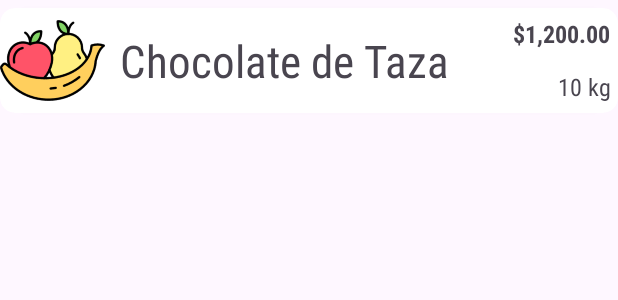
After one commit to suka97/SuperAhorro, an Android app: the layout shop_item.xml on its own in the app's theme, with its tools: preview values and no code run, on a phone screen of 412 x 824 dp. The commit adds this screen. Shown: the top 300 px of the screen. Run offline under Robolectric (Android 15) with nearby library versions, the phone set to English and light mode, and no system bars.

Commit message:
more xml

```diff
--- a/app/src/main/res/layout/activity_login.xml
+++ b/app/src/main/res/layout/activity_login.xml
@@ -6,4 +6,16 @@
     android:layout_height="match_parent"
     tools:context=".activities.LoginActivity">
 
+    <androidx.fragment.app.FragmentContainerView
+        android:id="@+id/navhost_login"
+        android:name="androidx.navigation.fragment.NavHostFragment"
+        android:layout_width="match_parent"
+        android:layout_height="0dp"
+        app:defaultNavHost="true"
+        app:layout_constraintBottom_toBottomOf="parent"
+        app:layout_constraintEnd_toEndOf="parent"
+        app:layout_constraintStart_toStartOf="parent"
+        app:layout_constraintTop_toTopOf="parent"
+        app:navGraph="@navigation/login_navgraph" />
+
 </androidx.constraintlayout.widget.ConstraintLayout>
--- a/app/src/main/res/layout/activity_splash.xml
+++ b/app/src/main/res/layout/activity_splash.xml
@@ -6,4 +6,13 @@
     android:layout_height="match_parent"
     tools:context=".activities.SplashActivity">
 
+    <ImageView
+        android:id="@+id/imageView"
+        android:layout_width="wrap_content"
+        android:layout_height="wrap_content"
+        app:layout_constraintBottom_toBottomOf="parent"
+        app:layout_constraintEnd_toEndOf="parent"
+        app:layout_constraintStart_toStartOf="parent"
+        app:layout_constraintTop_toTopOf="parent"
+        app:srcCompat="@drawable/default_item" />
 </androidx.constraintlayout.widget.ConstraintLayout>
--- /dev/null
+++ b/app/src/main/res/layout/shop_item.xml
@@ -0,0 +1,73 @@
+<?xml version="1.0" encoding="utf-8"?>
+<androidx.cardview.widget.CardView xmlns:android="http://schemas.android.com/apk/res/android"
+    xmlns:app="http://schemas.android.com/apk/res-auto"
+    xmlns:tools="http://schemas.android.com/tools"
+    android:id="@+id/cardItem"
+    android:layout_width="match_parent"
+    android:layout_height="wrap_content"
+    android:layout_marginVertical="5dp"
+    app:cardCornerRadius="10dp">
+
+    <androidx.constraintlayout.widget.ConstraintLayout
+        android:layout_width="match_parent"
+        android:layout_height="match_parent">
+
+        <ImageView
+            android:id="@+id/img_item"
+            android:layout_width="70dp"
+            android:layout_height="70dp"
+            android:layout_weight="1"
+            app:layout_constraintBottom_toBottomOf="parent"
+            app:layout_constraintStart_toStartOf="parent"
+            app:layout_constraintTop_toTopOf="parent"
+            tools:srcCompat="@drawable/default_item" />
+
+        <LinearLayout
+            android:id="@+id/linearLayout"
+            android:layout_width="70dp"
+            android:layout_height="0dp"
+            android:layout_marginEnd="5dp"
+            android:orientation="vertical"
+            android:weightSum="2"
+            app:layout_constraintBottom_toBottomOf="parent"
+            app:layout_constraintEnd_toEndOf="parent"
+            app:layout_constraintTop_toTopOf="parent">
+
+            <TextView
+                android:id="@+id/txtPrice_item"
+                android:layout_width="match_parent"
+                android:layout_height="wrap_content"
+                android:layout_weight="1"
+                android:fontFamily="sans-serif-condensed"
+                android:gravity="right|center_vertical"
+                android:text="$1,200.00"
+                android:textSize="16sp"
+                android:textStyle="bold" />
+
+            <TextView
+                android:id="@+id/txtAmount_item"
+                android:layout_width="match_parent"
+                android:layout_height="wrap_content"
+                android:layout_weight="1"
+                android:fontFamily="sans-serif-condensed"
+                android:gravity="right|center_vertical"
+                android:text="10 kg"
+                android:textSize="16sp" />
+        </LinearLayout>
+
+        <TextView
+            android:id="@+id/txtName_item"
+            android:layout_width="0dp"
+            android:layout_height="wrap_content"
+            android:layout_marginStart="10dp"
+            android:layout_marginEnd="5dp"
+            android:fontFamily="sans-serif-condensed"
+            android:text="Chocolate de Taza"
+            android:textSize="30sp"
+            app:layout_constraintBottom_toBottomOf="parent"
+            app:layout_constraintEnd_toStartOf="@+id/linearLayout"
+            app:layout_constraintStart_toEndOf="@+id/img_item"
+            app:layout_constraintTop_toTopOf="parent" />
+    </androidx.constraintlayout.widget.ConstraintLayout>
+
+</androidx.cardview.widget.CardView>
```
Also changed, not shown: app/src/main/res/drawable/default_item.png (added).
